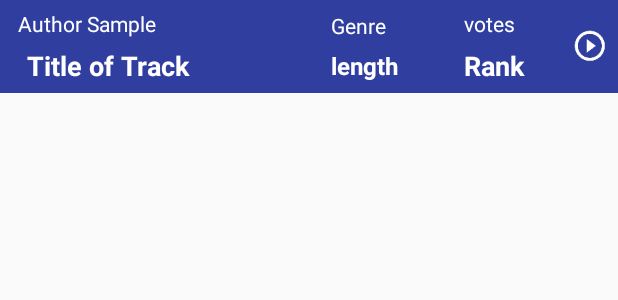
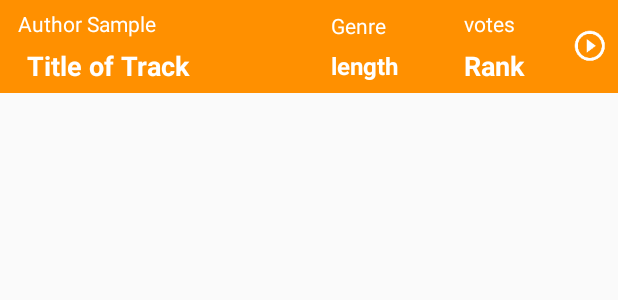
Before and after one commit to csongi77/MusicalStructure, an Android app: the layout list_item.xml on its own in the app's theme, with its tools: preview values and no code run, on a phone screen of 412 x 824 dp. Shown: the top 300 px of the screen. Run offline under Robolectric (Android 15) with nearby library versions, the phone set to English and light mode, and no system bars.

Commit message:
list item visual polish

```diff
--- a/app/src/main/java/com/example/csongor/musicalstructure/PlaylistArrayAdapter.java
+++ b/app/src/main/java/com/example/csongor/musicalstructure/PlaylistArrayAdapter.java
@@ -73,5 +73,9 @@ public class PlaylistArrayAdapter extends ArrayAdapter<Track> {
         return mRootView;
     }
 
-
+    @Nullable
+    @Override
+    public Track getItem(int position) {
+        return mTrackList.get(position);
+    }
 }
--- a/app/src/main/res/layout/list_item.xml
+++ b/app/src/main/res/layout/list_item.xml
@@ -5,7 +5,7 @@
     android:layout_width="match_parent"
     android:layout_height="wrap_content"
     android:orientation="horizontal"
-    android:background="@color/colorPrimaryDark">
+    android:background="@color/orange">
 
     <LinearLayout
         android:layout_width="0dp"
--- a/app/src/main/res/values/colors.xml
+++ b/app/src/main/res/values/colors.xml
@@ -4,4 +4,6 @@
     <color name="colorPrimaryDark">#303F9F</color>
     <color name="colorAccent">#FF4081</color>
     <color name="white">#fff</color>
+    <color name="green">#20ff20</color>
+    <color name="orange">#ff9000</color>
 </resources>
```
